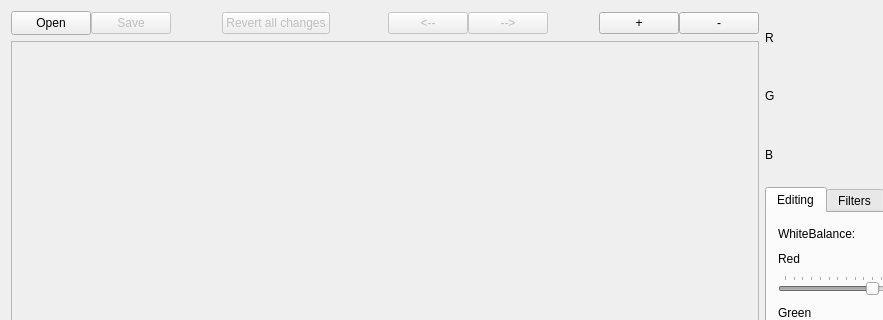
alexorrec/photoshock, file mainwindow.ui: the form before one commit; both pictures show x 0 to 883 and y 0 to 320 of the 1077 by 744 pixel window.
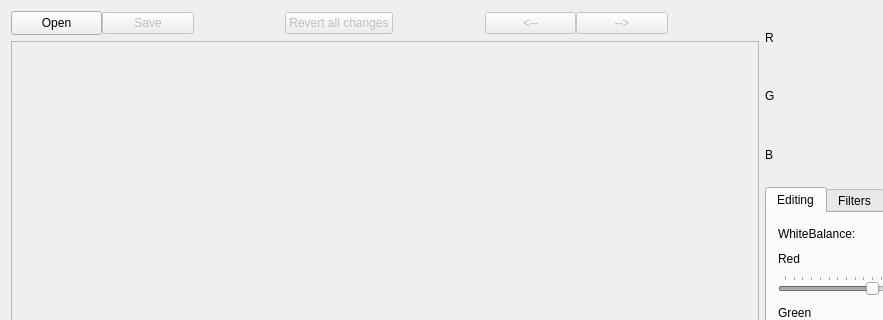
The form after the commit.

Diff of the .ui file:
```diff
--- a/mainwindow.ui
+++ b/mainwindow.ui
@@ -180,20 +180,6 @@
           </property>
          </spacer>
         </item>
-        <item>
-         <widget class="QPushButton" name="zoom_in_btn">
-          <property name="text">
-           <string>+</string>
-          </property>
-         </widget>
-        </item>
-        <item>
-         <widget class="QPushButton" name="zoom_out_btn">
-          <property name="text">
-           <string>-</string>
-          </property>
-         </widget>
-        </item>
        </layout>
       </item>
       <item>
```
